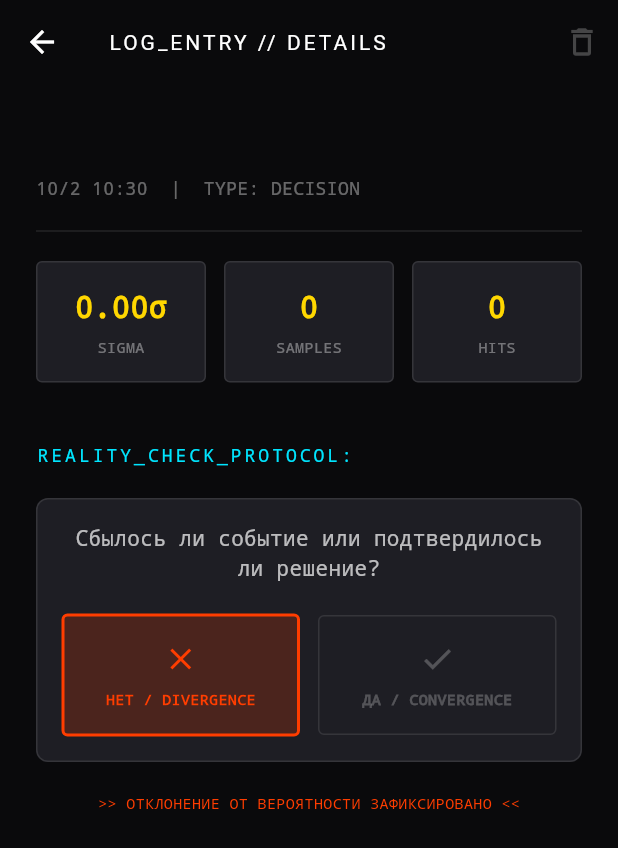
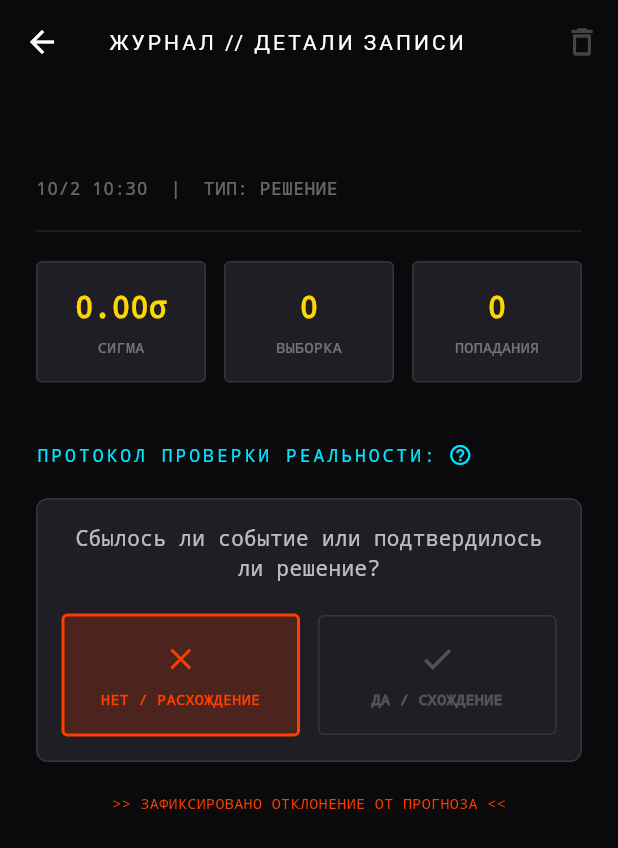
Before and after one commit to NikasAl/chronolog, a Flutter app: the EventDetailsScreen screen opened directly with empty values, on a phone screen of 412 x 824 dp. Shown: the top 848 px of the screen. Run offline on Flutter 3.47's test engine with Material 3 defaults, Android fonts, the phone set to English and light mode, and no system bars; our stand-ins replace isar; accounts and stored records are empty; generated files the repository leaves out were written again.

Commit message:
карточки на главной странице и детали события, пояснения

```diff
--- a/lib/core/strings.dart
+++ b/lib/core/strings.dart
@@ -123,7 +123,12 @@ class AppStrings {
 
       // Lore: Интерпретация (Твоя гипотеза)
       'lore_interpretation_title': 'Ключ к Интерпретации',
-      'lore_interpretation_desc': 'Как читать сигналы Вселенной:\n\n🟢 0.0σ - 1.0σ (ПОТОК): Зеленый свет. Распределение случайных событий обычно. Реальность не сопротивляется. Для планов это чаще всего значит "ДА".\n\n🟡 1.0σ - 2.0σ (ТРЕНИЕ): Помехи. Зафиксированы отклонения от идеально случайного распределения. Событие может произойти, но с усилиями.\n\n🔴 2.0σ - 3.0σ (ВНИМАНИЕ): Синий свет. События которые должны быть случайными проявляют слишком высокое отклонение от нормальной статистики. Высокая энтропия. Вселенная выстраивает барьеры. Для планов это может значить "НЕТ" или "Не сейчас". \n\n🟠 > 3.0σ (АНОМАЛИЯ): Красный свет. События, которые должны быть случайными в ходе симуляции показали высокое отклонение от нормальной случайной статистики. Высокая энтропия. Вселенная выстраивает барьеры. Для планов это может означать НЕТ - возможно, в будущем уже существует другой исход этого события и для самосогласования Вселенной (по Новикову) этот план не должен реализваться, поэтому случайные события становятся не случайными.',
+      'lore_interpretation_desc': 'Как читать сигналы Вселенной:\n\n🟢 0.0σ - 1.0σ (ПОТОК): Зеленый свет. Распределение случайных событий обычно. Реальность не сопротивляется. Для планов это чаще всего значит "ДА".\n\n🟡 1.0σ - 2.0σ (ТРЕНИЕ): Помехи. Зафиксированы отклонения от идеально случайного распределения. Событие может произойти, но с усилиями.\n\n🔴 2.0σ - 3.0σ (ВНИМАНИЕ): Синий свет. События которые должны быть случайными проявляют слишком высокое отклонение от нормальной статистики. Высокая энтропия. Вселенная выстраивает барьеры. Для планов это может значить "НЕТ" или "Не сейчас". \n\n🟠 > 3.0σ (АНОМАЛИЯ): Красный свет. События, которые должны быть случайными в ходе симуляции показали высокое отклонение от нормальной случайной статистики. Высокая энтропия. Вселенная выстраивает барьеры. Для планов это может означать "НЕТ" - возможно, в будущем уже существует другой исход этого события и для самосогласования Вселенной (по Новикову) этот план не должен реализоваться, поэтому случайные события становятся не случайными. (Гипотеза)',
+
+    // Dashboard
+      'dashboard_filter_today': 'Только за сегодня',
+      'date_today': 'СЕГОДНЯ',
+      'date_yesterday': 'ВЧЕРА',
 
     },
   };
--- a/lib/presentation/screens/event_details_screen.dart
+++ b/lib/presentation/screens/event_details_screen.dart
@@ -16,7 +16,7 @@ class EventDetailsScreen extends StatefulWidget {
 
 class _EventDetailsScreenState extends State<EventDetailsScreen> {
   final IsarService _service = IsarService();
-  late bool? _isFulfilled; // Локальное состояние выбора
+  late bool? _isFulfilled;
 
   @override
   void initState() {
@@ -29,7 +29,6 @@ class _EventDetailsScreenState extends State<EventDetailsScreen> {
       _isFulfilled = status;
     });
     await _service.updateFeedback(widget.event.id, status);
-    // Можно добавить снекбар или вибрацию
   }
 
   void _deleteEvent() async {
@@ -46,11 +45,12 @@ class _EventDetailsScreenState extends State<EventDetailsScreen> {
   @override
   Widget build(BuildContext context) {
     final color = _getSigmaColor(widget.event.sigma);
+    // Форматирование даты
     final dateStr = "${widget.event.timestamp.day}/${widget.event.timestamp.month} ${widget.event.timestamp.hour}:${widget.event.timestamp.minute.toString().padLeft(2, '0')}";
 
     return Scaffold(
       appBar: AppBar(
-        title: const Text("LOG_ENTRY // DETAILS", style: TextStyle(letterSpacing: 2, fontSize: 14)),
+        title: Text(AppStrings.get('details_title'), style: const TextStyle(letterSpacing: 2, fontSize: 14)),
         backgroundColor: Colors.transparent,
         actions: [
           IconButton(
@@ -76,30 +76,63 @@ class _EventDetailsScreenState extends State<EventDetailsScreen> {
             ),
             const SizedBox(height: 8),
             Text(
-              "$dateStr  |  TYPE: ${widget.event.type.name.toUpperCase()}",
+              "$dateStr  |  ${AppStrings.get('details_type')}: ${AppStrings.get('type_${widget.event.type.name}')}",
               style: const TextStyle(color: Colors.white38, fontSize: 12),
             ),
 
             const Divider(color: Colors.white10, height: 40),
 
-            // 2. Статистика (Плашки)
+            // 2. Статистика (с ЛОРОМ)
             Row(
               children: [
-                _buildStatCard("SIGMA", "${widget.event.sigma.toStringAsFixed(2)}σ", color),
+                // Сигма
+                _buildStatCard(
+                  labelKey: 'stat_sigma',
+                  value: "${widget.event.sigma.toStringAsFixed(2)}σ",
+                  valueColor: color,
+                  loreTitleKey: 'lore_stat_sigma_title',
+                  loreDescKey: 'lore_stat_sigma_desc',
+                ),
                 const SizedBox(width: 12),
-                _buildStatCard("SAMPLES", "${widget.event.totalSamples}", AppColors.primary),
+                // Выборка
+                _buildStatCard(
+                  labelKey: 'stat_samples',
+                  value: "${widget.event.totalSamples}",
+                  valueColor: AppColors.primary,
+                  loreTitleKey: 'lore_stat_samples_title',
+                  loreDescKey: 'lore_stat_samples_desc',
+                ),
                 const SizedBox(width: 12),
-                _buildStatCard("HITS", "${widget.event.positiveHits}", AppColors.primary),
+                // Попадания (Hits) - оставляем без лора или дублируем
+                _buildStatCard(
+                  labelKey: 'stat_hits',
+                  value: "${widget.event.positiveHits}",
+                  valueColor: AppColors.primary,
+                  loreTitleKey: 'lore_grid_title', // Ссылка на общее описание сетки
+                  loreDescKey: 'lore_grid_desc',
+                ),
               ],
             ),
 
             const SizedBox(height: 40),
 
             // 3. Блок "Проверка Реальности"
-            const Text(
-              "REALITY_CHECK_PROTOCOL:",
-              style: TextStyle(color: AppColors.accent, letterSpacing: 2, fontSize: 12),
+            // Добавляем (i) с твоей теорией интерпретации
+            LoreWrapper(
+              titleKey: 'lore_interpretation_title',
+              descKey: 'lore_interpretation_desc',
+              child: Row(
+                children: [
+                  Text(
+                    AppStrings.get('protocol_title'),
+                    style: const TextStyle(color: AppColors.accent, letterSpacing: 2, fontSize: 12),
                   ),
+                  const SizedBox(width: 8),
+                  const Icon(Icons.help_outline, size: 16, color: AppColors.accent),
+                ],
+              ),
+            ),
+
             const SizedBox(height: 20),
 
             Container(
@@ -111,17 +144,17 @@ class _EventDetailsScreenState extends State<EventDetailsScreen> {
               ),
               child: Column(
                 children: [
-                  const Text(
-                    "Сбылось ли событие или подтвердилось ли решение?",
+                  Text(
+                    AppStrings.get('protocol_question'),
                     textAlign: TextAlign.center,
-                    style: TextStyle(color: Colors.white70),
+                    style: const TextStyle(color: Colors.white70),
                   ),
                   const SizedBox(height: 20),
                   Row(
                     children: [
                       Expanded(
                         child: _buildFeedbackButton(
-                          label: "НЕТ / DIVERGENCE",
+                          label: AppStrings.get('btn_divergence'),
                           value: false,
                           activeColor: AppColors.error,
                           icon: Icons.close,
@@ -130,9 +163,9 @@ class _EventDetailsScreenState extends State<EventDetailsScreen> {
                       const SizedBox(width: 12),
                       Expanded(
                         child: _buildFeedbackButton(
-                          label: "ДА / CONVERGENCE",
+                          label: AppStrings.get('btn_convergence'),
                           value: true,
-                          activeColor: Colors.greenAccent, // Можно вынести в theme
+                          activeColor: Colors.greenAccent,
                           icon: Icons.check,
                         ),
                       ),
@@ -144,13 +177,13 @@ class _EventDetailsScreenState extends State<EventDetailsScreen> {
 
             const SizedBox(height: 20),
 
-            // Пояснение
+            // Статус
             if (_isFulfilled != null)
               Center(
                 child: Text(
                   _isFulfilled!
-                      ? ">> СОБЫТИЕ ЗАФИКСИРОВАНО В ИСТОРИИ <<"
-                      : ">> ОТКЛОНЕНИЕ ОТ ВЕРОЯТНОСТИ ЗАФИКСИРОВАНО <<",
+                      ? AppStrings.get('status_fixed')
+                      : AppStrings.get('status_diverged'),
                   style: TextStyle(
                     color: _isFulfilled! ? Colors.greenAccent : AppColors.error,
                     fontFamily: 'Monospace',
@@ -164,8 +197,18 @@ class _EventDetailsScreenState extends State<EventDetailsScreen> {
     );
   }
 
-  Widget _buildStatCard(String label, String value, Color valueColor) {
+  // Обновленный виджет карточки со встроенным LoreWrapper
+  Widget _buildStatCard({
+    required String labelKey,
+    required String value,
+    required Color valueColor,
+    required String loreTitleKey,
+    required String loreDescKey,
+  }) {
     return Expanded(
+      child: LoreWrapper( // Оборачиваем всю карточку
+        titleKey: loreTitleKey,
+        descKey: loreDescKey,
         child: Container(
           padding: const EdgeInsets.symmetric(vertical: 16),
           decoration: BoxDecoration(
@@ -177,8 +220,9 @@ class _EventDetailsScreenState extends State<EventDetailsScreen> {
             children: [
               Text(value, style: TextStyle(fontSize: 20, fontWeight: FontWeight.bold, color: valueColor)),
               const SizedBox(height: 4),
-            Text(label, style: const TextStyle(fontSize: 10, color: Colors.white38)),
+              Text(AppStrings.get(labelKey), style: const TextStyle(fontSize: 10, color: Colors.white38)),
             ],
+          ),
         ),
       ),
     );
@@ -211,6 +255,7 @@ class _EventDetailsScreenState extends State<EventDetailsScreen> {
             const SizedBox(height: 8),
             Text(
               label,
+              textAlign: TextAlign.center,
               style: TextStyle(
                 fontSize: 10,
                 fontWeight: FontWeight.bold,
```
Also changed, not shown: lib/presentation/screens/dashboard_screen.dart (+223 -157 lines), 1 other file. Lines whose indentation alone changed are shown as unchanged.
